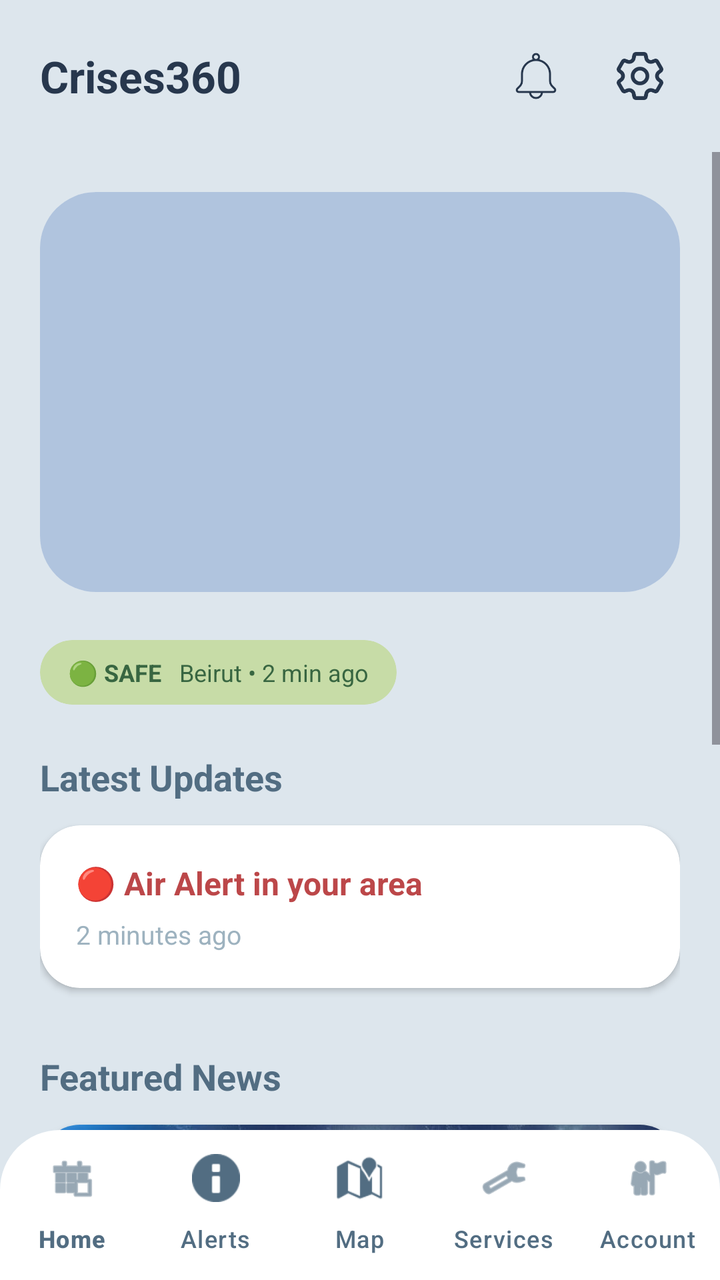
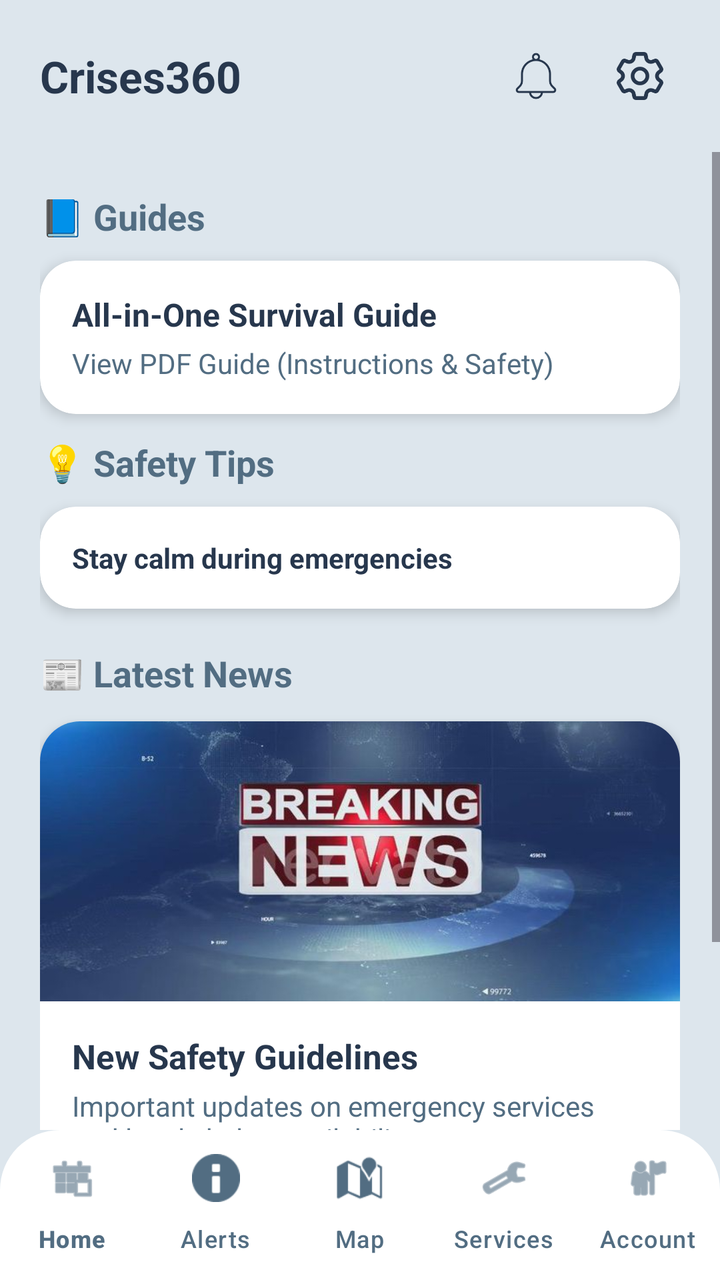

An Android layout rendered at two revisions. The XML below is the earlier revision; the diff shows what the commit changed to produce the second picture.
<!-- AndroidManifest.xml: application theme Theme.Crises -->
<!-- res/layout/activity_home.xml -->
<?xml version="1.0" encoding="utf-8"?>
<RelativeLayout xmlns:android="http://schemas.android.com/apk/res/android"
    xmlns:app="http://schemas.android.com/apk/res-auto"
    android:id="@+id/main"
    android:layout_width="match_parent"
    android:layout_height="match_parent"
    android:background="#DDE6ED">

    <com.google.android.material.appbar.AppBarLayout
        android:id="@+id/topAppBar"
        android:layout_width="match_parent"
        android:layout_height="wrap_content"
        android:background="#DDE6ED"
        app:elevation="0dp">

        <RelativeLayout
            android:layout_width="match_parent"
            android:layout_height="wrap_content"
            android:paddingHorizontal="20dp"
            android:paddingVertical="18dp">

            <LinearLayout
                android:layout_width="wrap_content"
                android:layout_height="wrap_content"
                android:orientation="vertical"
                android:layout_alignParentStart="true"
                android:layout_centerVertical="true">

                <TextView
                    android:id="@+id/appBrandName"
                    android:layout_width="wrap_content"
                    android:layout_height="wrap_content"
                    android:text="Crises360"
                    android:textSize="22sp"
                    android:textStyle="bold"
                    android:textColor="#27374D" />
            </LinearLayout>

            <LinearLayout
                android:layout_width="wrap_content"
                android:layout_height="wrap_content"
                android:layout_alignParentEnd="true"
                android:layout_centerVertical="true"
                android:orientation="horizontal"
                android:gravity="center_vertical">

                <ImageButton
                    android:id="@+id/notificationBtn"
                    android:layout_width="40dp"
                    android:layout_height="40dp"
                    android:layout_marginEnd="12dp"
                    android:padding="8dp"
                    android:scaleType="fitCenter"
                    android:background="?attr/selectableItemBackgroundBorderless"
                    android:src="@drawable/notification"
                    app:tint="#27374D" />

                <ImageButton
                    android:id="@+id/settingsBtn"
                    android:layout_width="40dp"
                    android:layout_height="40dp"
                    android:padding="8dp"
                    android:scaleType="fitCenter"
                    android:background="?attr/selectableItemBackgroundBorderless"
                    android:src="@drawable/setting"
                    app:tint="#27374D" />

            </LinearLayout>
        </RelativeLayout>
    </com.google.android.material.appbar.AppBarLayout>

    <ScrollView
        android:layout_width="match_parent"
        android:layout_height="match_parent"
        android:layout_below="@id/topAppBar"
        android:layout_above="@+id/bottomNavigation"
        android:clipToPadding="false">

        <LinearLayout
            android:layout_width="match_parent"
            android:layout_height="wrap_content"
            android:orientation="vertical"
            android:padding="20dp">

            <androidx.cardview.widget.CardView
                android:layout_width="match_parent"
                android:layout_height="200dp"
                app:cardCornerRadius="28dp"
                app:cardElevation="0dp"
                android:layout_marginBottom="24dp">

                <ImageSwitcher
                    android:id="@+id/imageSwitcher"
                    android:layout_width="match_parent"
                    android:layout_height="match_parent"
                    android:background="#B0C4DE" />
            </androidx.cardview.widget.CardView>

            <androidx.cardview.widget.CardView
                android:layout_width="wrap_content"
                android:layout_height="wrap_content"
                app:cardCornerRadius="30dp"
                app:cardElevation="0dp"
                app:cardBackgroundColor="#C7DCA7">
                <LinearLayout
                    android:layout_width="wrap_content"
                    android:layout_height="wrap_content"
                    android:paddingHorizontal="14dp"
                    android:paddingVertical="8dp"
                    android:gravity="center_vertical">
                    <TextView
                        android:layout_width="wrap_content"
                        android:layout_height="wrap_content"
                        android:text="🟢 SAFE"
                        android:textColor="#386641"
                        android:textSize="12sp"
                        android:textStyle="bold" />
                    <TextView
                        android:layout_width="wrap_content"
                        android:layout_height="wrap_content"
                        android:text="   Beirut • 2 min ago"
                        android:textColor="#386641"
                        android:textSize="12sp" />
                </LinearLayout>
            </androidx.cardview.widget.CardView>

            <View
                android:layout_width="match_parent"
                android:layout_height="24dp"/>

            <TextView
                android:layout_width="wrap_content"
                android:layout_height="wrap_content"
                android:text="Latest Updates"
                android:textSize="18sp"
                android:textStyle="bold"
                android:textColor="#526D82"
                android:layout_marginBottom="12dp"/>

            <androidx.cardview.widget.CardView
                android:layout_width="match_parent"
                android:layout_height="wrap_content"
                app:cardCornerRadius="20dp"
                app:cardElevation="2dp"
                app:cardBackgroundColor="#FFFFFF"
                android:layout_marginBottom="12dp">
                <LinearLayout
                    android:layout_width="match_parent"
                    android:layout_height="wrap_content"
                    android:orientation="vertical"
                    android:padding="18dp">
                    <TextView
                        android:layout_width="wrap_content"
                        android:layout_height="wrap_content"
                        android:text="🔴 Air Alert in your area"
                        android:textColor="#BC4749"
                        android:textStyle="bold"
                        android:textSize="16sp"/>
                    <TextView
                        android:layout_width="wrap_content"
                        android:layout_height="wrap_content"
                        android:text="2 minutes ago"
                        android:textColor="#9DB2BF"
                        android:textSize="13sp"
                        android:layout_marginTop="6dp"/>
                </LinearLayout>
            </androidx.cardview.widget.CardView>

            <TextView
                android:layout_width="wrap_content"
                android:layout_height="wrap_content"
                android:text="Featured News"
                android:textSize="18sp"
                android:textStyle="bold"
                android:textColor="#526D82"
                android:layout_marginTop="20dp"
                android:layout_marginBottom="12dp"/>

            <androidx.cardview.widget.CardView
                android:id="@+id/newsCard"
                android:layout_width="match_parent"
                android:layout_height="wrap_content"
                android:clickable="true"
                android:focusable="true"
                android:foreground="?android:attr/selectableItemBackground"
                app:cardCornerRadius="20dp"
                app:cardElevation="4dp"
                app:cardBackgroundColor="#FFFFFF"
                android:layout_marginBottom="40dp">

                <LinearLayout
                    android:layout_width="match_parent"
                    android:layout_height="wrap_content"
                    android:orientation="vertical">

                    <ImageView
                        android:id="@+id/newsImage"
                        android:layout_width="match_parent"
                        android:layout_height="140dp"
                        android:src="@drawable/news"
                        android:scaleType="centerCrop"/>

                    <LinearLayout
                        android:layout_width="match_parent"
                        android:layout_height="wrap_content"
                        android:orientation="vertical"
                        android:padding="16dp">

                        <TextView
                            android:layout_width="match_parent"
                            android:layout_height="wrap_content"
                            android:text="New Safety Guidelines"
                            android:textColor="#27374D"
                            android:textSize="17sp"
                            android:textStyle="bold" />

                        <TextView
                            android:layout_width="match_parent"
                            android:layout_height="wrap_content"
                            android:layout_marginTop="4dp"
                            android:text="Important updates on emergency services and local shelter availability..."
                            android:textColor="#526D82"
                            android:textSize="14sp" />

                        <TextView
                            android:layout_width="wrap_content"
                            android:layout_height="wrap_content"
                            android:layout_marginTop="10dp"
                            android:text="READ FULL STORY →"
                            android:textColor="#219EBC"
                            android:textStyle="bold"
                            android:textSize="12sp" />
                    </LinearLayout>
                </LinearLayout>
            </androidx.cardview.widget.CardView>
        </LinearLayout>
    </ScrollView>

    <com.google.android.material.bottomnavigation.BottomNavigationView
        android:id="@+id/bottomNavigation"
        android:layout_width="match_parent"
        android:layout_height="75dp"
        android:layout_alignParentBottom="true"
        android:background="@drawable/footer_background"
        app:itemIconTint="#526D82"
        app:itemTextColor="#526D82"
        app:labelVisibilityMode="labeled"
        app:menu="@menu/bottom_nav_menu"
        app:elevation="12dp" />

</RelativeLayout>
<!-- resources referenced by this layout -->
<resources>
  <!-- drawable footer_background (drawable) -->
  <?xml version="1.0" encoding="utf-8"?>
  <shape xmlns:android="http://schemas.android.com/apk/res/android">
      <solid android:color="#FFFFFF" />
      <corners
          android:topLeftRadius="30dp"
          android:topRightRadius="30dp" />
  </shape>
  <!-- drawable news: jpg bitmap (drawable, 33689 bytes) -->
  <!-- drawable notification: png bitmap (drawable, 2394 bytes) -->
  <!-- drawable setting: png bitmap (drawable, 3784 bytes) -->
  <style name="Theme.Crises" parent="Base.Theme.Crises" />
  <style name="Base.Theme.Crises" parent="Theme.Material3.DayNight.NoActionBar">
  
      </style>
</resources>

<!-- the commit's change to res/layout/activity_home.xml (unified diff, before → after) -->
@@ -5,6 +5,7 @@
     android:layout_width="match_parent"
     android:layout_height="match_parent"
     android:background="#DDE6ED">
+
 
     <com.google.android.material.appbar.AppBarLayout
         android:id="@+id/topAppBar"
@@ -69,12 +70,12 @@
         </RelativeLayout>
     </com.google.android.material.appbar.AppBarLayout>
 
+
     <ScrollView
         android:layout_width="match_parent"
         android:layout_height="match_parent"
         android:layout_below="@id/topAppBar"
-        android:layout_above="@+id/bottomNavigation"
-        android:clipToPadding="false">
+        android:layout_above="@id/bottomNavigation">
 
         <LinearLayout
             android:layout_width="match_parent"
@@ -82,98 +83,100 @@
             android:orientation="vertical"
             android:padding="20dp">
 
-            <androidx.cardview.widget.CardView
-                android:layout_width="match_parent"
-                android:layout_height="200dp"
-                app:cardCornerRadius="28dp"
-                app:cardElevation="0dp"
-                android:layout_marginBottom="24dp">
-
-                <ImageSwitcher
-                    android:id="@+id/imageSwitcher"
-                    android:layout_width="match_parent"
-                    android:layout_height="match_parent"
-                    android:background="#B0C4DE" />
-            </androidx.cardview.widget.CardView>
-
-            <androidx.cardview.widget.CardView
-                android:layout_width="wrap_content"
-                android:layout_height="wrap_content"
-                app:cardCornerRadius="30dp"
-                app:cardElevation="0dp"
-                app:cardBackgroundColor="#C7DCA7">
-                <LinearLayout
-                    android:layout_width="wrap_content"
-                    android:layout_height="wrap_content"
-                    android:paddingHorizontal="14dp"
-                    android:paddingVertical="8dp"
-                    android:gravity="center_vertical">
-                    <TextView
-                        android:layout_width="wrap_content"
-                        android:layout_height="wrap_content"
-                        android:text="🟢 SAFE"
-                        android:textColor="#386641"
-                        android:textSize="12sp"
-                        android:textStyle="bold" />
-                    <TextView
-                        android:layout_width="wrap_content"
-                        android:layout_height="wrap_content"
-                        android:text="   Beirut • 2 min ago"
-                        android:textColor="#386641"
-                        android:textSize="12sp" />
-                </LinearLayout>
-            </androidx.cardview.widget.CardView>
-
-            <View
-                android:layout_width="match_parent"
-                android:layout_height="24dp"/>
-
             <TextView
                 android:layout_width="wrap_content"
                 android:layout_height="wrap_content"
-                android:text="Latest Updates"
+                android:text="📘 Guides"
                 android:textSize="18sp"
                 android:textStyle="bold"
                 android:textColor="#526D82"
-                android:layout_marginBottom="12dp"/>
+                android:layout_marginBottom="10dp"/>
 
             <androidx.cardview.widget.CardView
+                android:id="@+id/guideCard"
                 android:layout_width="match_parent"
                 android:layout_height="wrap_content"
-                app:cardCornerRadius="20dp"
-                app:cardElevation="2dp"
-                app:cardBackgroundColor="#FFFFFF"
+                android:clickable="true"
+                android:focusable="true"
+                android:foreground="?android:attr/selectableItemBackground"
+                app:cardCornerRadius="18dp"
+                app:cardElevation="4dp"
                 android:layout_marginBottom="12dp">
+
                 <LinearLayout
                     android:layout_width="match_parent"
                     android:layout_height="wrap_content"
-                    android:orientation="vertical"
-                    android:padding="18dp">
+                    android:padding="16dp"
+                    android:orientation="vertical">
+
                     <TextView
                         android:layout_width="wrap_content"
                         android:layout_height="wrap_content"
-                        android:text="🔴 Air Alert in your area"
-                        android:textColor="#BC4749"
+                        android:text="All-in-One Survival Guide"
                         android:textStyle="bold"
+                        android:textColor="#27374D"
                         android:textSize="16sp"/>
+
                     <TextView
                         android:layout_width="wrap_content"
                         android:layout_height="wrap_content"
-                        android:text="2 minutes ago"
-                        android:textColor="#9DB2BF"
-                        android:textSize="13sp"
-                        android:layout_marginTop="6dp"/>
+                        android:text="View PDF Guide (Instructions &amp; Safety)"
+                        android:textColor="#526D82"
+                        android:layout_marginTop="4dp"/>
                 </LinearLayout>
             </androidx.cardview.widget.CardView>
 
+
             <TextView
                 android:layout_width="wrap_content"
                 android:layout_height="wrap_content"
-                android:text="Featured News"
+                android:text="💡 Safety Tips"
                 android:textSize="18sp"
                 android:textStyle="bold"
                 android:textColor="#526D82"
-                android:layout_marginTop="20dp"
+                android:layout_marginBottom="10dp"/>
+
+            <androidx.cardview.widget.CardView
+                android:id="@+id/tipCard"
+                android:layout_width="match_parent"
+                android:layout_height="wrap_content"
+                android:clickable="true"
+                android:focusable="true"
+                android:foreground="?android:attr/selectableItemBackground"
+                app:cardCornerRadius="18dp"
+                app:cardElevation="4dp"
+                android:layout_marginBottom="20dp">
+
+                <LinearLayout
+                    android:layout_width="match_parent"
+                    android:layout_height="wrap_content"
+                    android:padding="16dp"
+                    android:orientation="vertical">
+
+                    <TextView
+                        android:layout_width="wrap_content"
+                        android:layout_height="wrap_content"
+                        android:text="Stay calm during emergencies"
+                        android:textStyle="bold"
+                        android:textColor="#27374D"/>
+
+                    <TextView
+                        android:id="@+id/tipDetails"
+                        android:layout_width="match_parent"
+                        android:layout_height="wrap_content"
+                        android:visibility="gone"
+                        android:padding="12dp"
+                        android:lineSpacingExtra="4dp" />
+                </LinearLayout>
+            </androidx.cardview.widget.CardView>
+
+            <TextView
+                android:layout_width="wrap_content"
+                android:layout_height="wrap_content"
+                android:text="📰 Latest News"
+                android:textSize="18sp"
+                android:textStyle="bold"
+                android:textColor="#526D82"
                 android:layout_marginBottom="12dp"/>
 
             <androidx.cardview.widget.CardView
@@ -233,8 +236,10 @@
                     </LinearLayout>
                 </LinearLayout>
             </androidx.cardview.widget.CardView>
+
         </LinearLayout>
     </ScrollView>
+
 
     <com.google.android.material.bottomnavigation.BottomNavigationView
         android:id="@+id/bottomNavigation"
